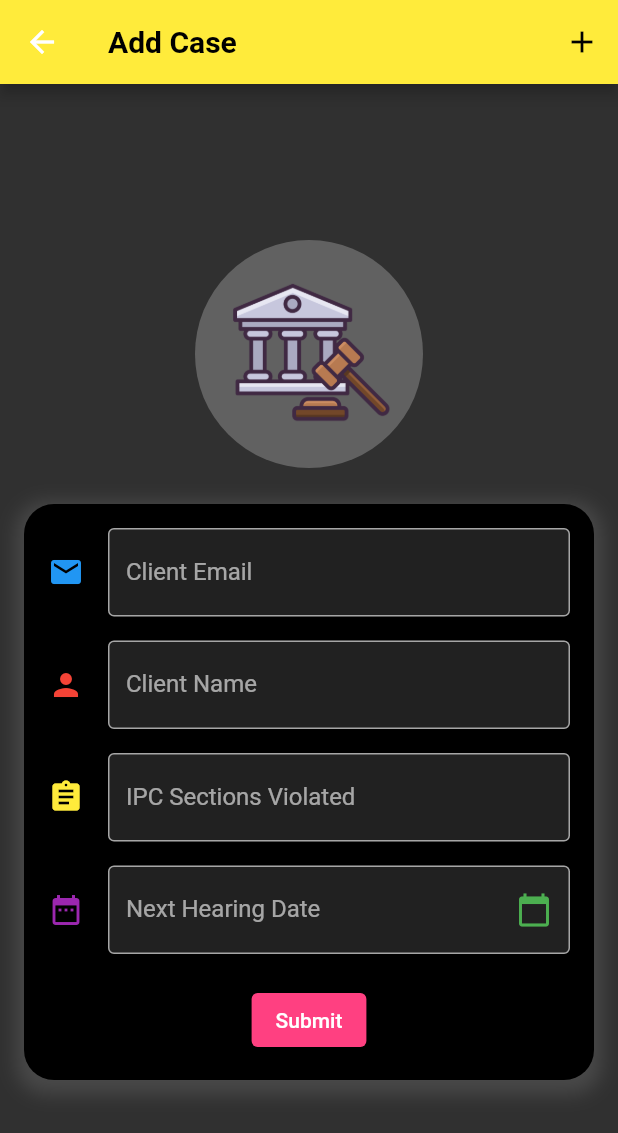
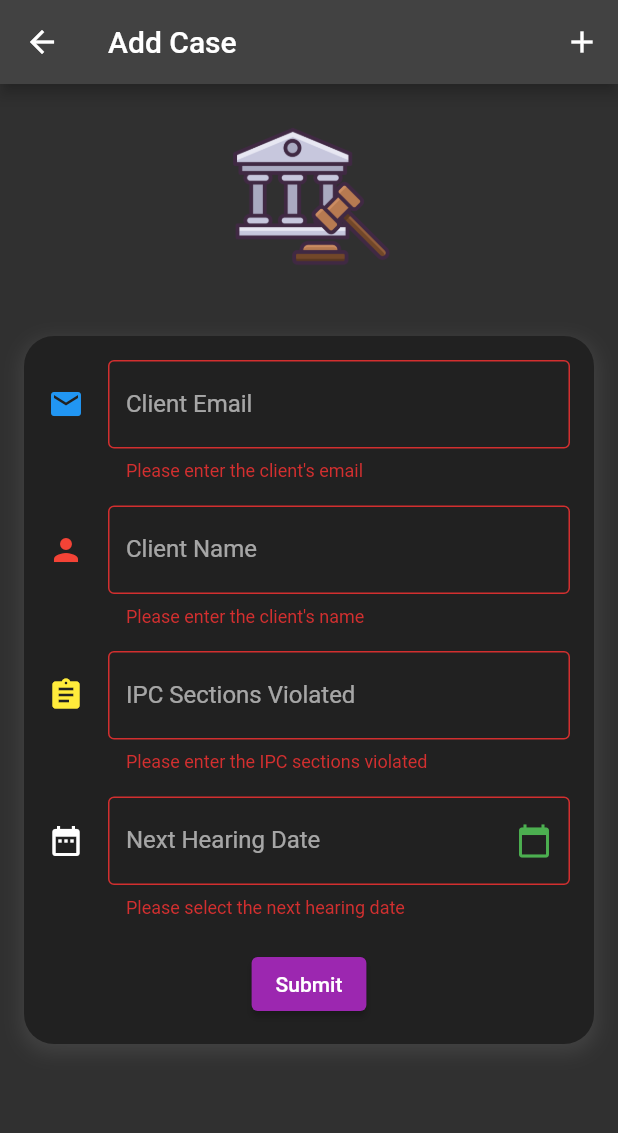
Before and after one commit to drowsy-coder/Nyaya-Sahaya, a Flutter app: the LawyerAddCase screen opened directly, after a tap on "Submit", on a phone screen of 412 x 824 dp. Shown: the top 1133 px of the screen. Run offline on Flutter 3.47's test engine with Material 2 defaults, Android fonts, the phone set to English and light mode, and no system bars; our stand-ins replace bubble, cloud_firestore, file_picker, firebase_auth, firebase_core, google_maps_flutter and 5 more; missing offline and left inert: dialogflow_flutter, flutter_pdfview, read_pdf_text; accounts and stored records are empty; Roboto replaces fonts that are missing (Pacifico); project files that could hold a hidden picture were left out.

Commit message:
revert on add case

```diff
--- a/lib/screens/stakeholders/lawyer/add_case.dart
+++ b/lib/screens/stakeholders/lawyer/add_case.dart
@@ -75,15 +75,10 @@ class _LawyerAddCaseState extends State<LawyerAddCase> {
   Widget build(BuildContext context) {
     return Scaffold(
       appBar: AppBar(
-        backgroundColor: Colors.yellow,
-        title: const Text('Add Case',
-            style: TextStyle(
-                fontFamily: 'Pacifico',
-                color: Colors.black,
-                fontWeight: FontWeight.w600)),
+        title: const Text('Add Case'),
         actions: [
           IconButton(
-            icon: const Icon(Icons.add, color: Colors.black),
+            icon: Icon(Icons.add), // You can use any icon you prefer
             onPressed: () {
               Navigator.push(
                 context,
@@ -94,39 +89,36 @@ class _LawyerAddCaseState extends State<LawyerAddCase> {
         ],
       ),
       body: Center(
-        child: SingleChildScrollView(
-          child: Padding(
-            padding: const EdgeInsets.all(16.0),
         child: Column(
           mainAxisAlignment: MainAxisAlignment.center,
-              crossAxisAlignment: CrossAxisAlignment.center,
           children: [
             Container(
               padding: const EdgeInsets.all(16.0),
-                  decoration: BoxDecoration(
-                    shape: BoxShape.circle,
-                    color: Colors.grey[700],
+              child: Column(
+                children: [
+                  Image.asset('assets/images/2689736.png',
+                      height: 120, width: 120),
+                  const SizedBox(height: 16),
+                ],
               ),
-                  child: Image.asset('assets/images/2689736.png',
-                      height: 120, width: 120),
             ),
-                const SizedBox(height: 24),
             Container(
-                  width: double.infinity,
+              width: 380,
               padding: const EdgeInsets.all(16.0),
               decoration: BoxDecoration(
                 borderRadius: BorderRadius.circular(20),
-                    color: Colors.black,
+                color: Colors.grey[900],
                 boxShadow: [
                   BoxShadow(
-                        color: Colors.grey[700]!.withOpacity(0.5),
-                        spreadRadius: 5,
+                    color: Colors.grey[800]!,
+                    spreadRadius: 2,
                     blurRadius: 10,
                     offset: const Offset(0, 4),
                   ),
                 ],
               ),
               child: Form(
+                key: _formKey,
                 child: Column(
                   mainAxisSize: MainAxisSize.min,
                   children: [
@@ -171,7 +163,8 @@ class _LawyerAddCaseState extends State<LawyerAddCase> {
                         border: const OutlineInputBorder(),
                         filled: true,
                         fillColor: Colors.grey[900],
-                            icon: const Icon(Icons.assignment, color: Colors.yellow),
+                        icon:
+                            const Icon(Icons.assignment, color: Colors.yellow),
                       ),
                       validator: (value) {
                         if (value == null || value.isEmpty) {
@@ -191,14 +184,10 @@ class _LawyerAddCaseState extends State<LawyerAddCase> {
                             border: const OutlineInputBorder(),
                             filled: true,
                             fillColor: Colors.grey[900],
-                                suffixIcon: const Icon(
-                                  Icons.calendar_today,
-                                  color: Colors.green,
-                                ),
-                                icon: const Icon(
-                                  Icons.date_range,
-                                  color: Colors.purple,
-                                ),
+                            suffixIcon: const Icon(Icons.calendar_today,
+                                color: Colors.green),
+                            icon: const Icon(Icons.date_range,
+                                color: Colors.white),
                           ),
                           validator: (value) {
                             if (value == null || value.isEmpty) {
@@ -214,20 +203,16 @@ class _LawyerAddCaseState extends State<LawyerAddCase> {
                       onPressed: _submitCase,
                       style: ButtonStyle(
                         backgroundColor:
-                                MaterialStateProperty.all(Colors.pinkAccent),
+                            MaterialStateProperty.all(Colors.purple),
                       ),
-                          child: const Text(
-                            'Submit',
-                            style: TextStyle(color: Colors.white),
-                          ),
+                      child: const Text('Submit'),
                     ),
                   ],
                 ),
               ),
             ),
+            const Spacer(),
           ],
-            ),
-          ),
         ),
       ),
     );
```
Also changed, not shown: lib/chat/lawyer_client_chat.dart (+28 -34 lines), 3 other files. Lines whose indentation alone changed are shown as unchanged.
